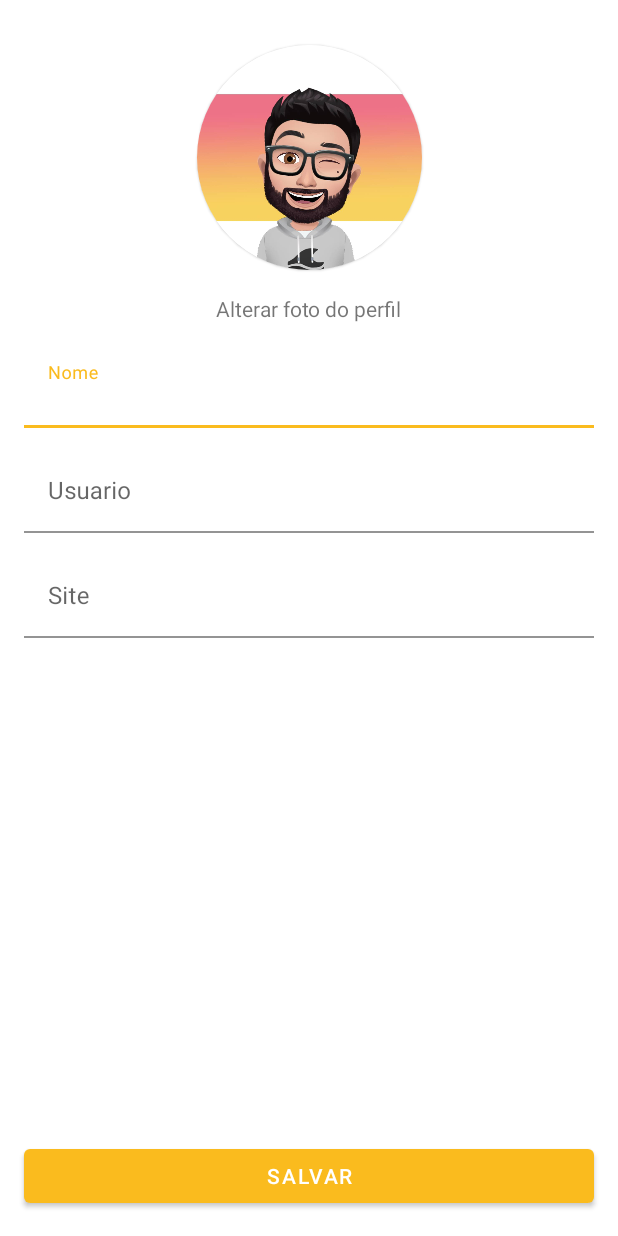
After one commit to caiojj/knowledge-app, an Android app: the EditProfileActivity screen opened directly, with no data from a screen before it, on a phone screen of 412 x 824 dp. The commit adds this screen. Run offline under Robolectric (Android 15) with nearby library versions, the phone set to English and light mode, and no system bars.

Commit message:
Implementação do layout da ActivityEditProfile

```diff
--- a/app/src/main/AndroidManifest.xml
+++ b/app/src/main/AndroidManifest.xml
@@ -12,6 +12,9 @@
         android:roundIcon="@mipmap/ic_launcher_round"
         android:supportsRtl="true"
         android:theme="@style/Theme.Knowleged">
+        <activity
+            android:name=".ui.EditProfileActivity"
+            android:exported="true" />
         <activity
             android:name=".ui.ProfileActivity"
             android:exported="true" />
--- /dev/null
+++ b/app/src/main/java/br/com/knowledge/ui/EditProfileActivity.kt
@@ -0,0 +1,15 @@
+package br.com.knowledge.ui
+
+import androidx.appcompat.app.AppCompatActivity
+import android.os.Bundle
+import br.com.knowledge.R
+import br.com.knowledge.databinding.ActivityEditProfileBinding
+
+class EditProfileActivity : AppCompatActivity() {
+
+    private val binding by lazy { ActivityEditProfileBinding.inflate(layoutInflater) }
+    override fun onCreate(savedInstanceState: Bundle?) {
+        super.onCreate(savedInstanceState)
+        setContentView(binding.root)
+    }
+}
--- a/app/src/main/java/br/com/knowledge/ui/ProfileFragment.kt
+++ b/app/src/main/java/br/com/knowledge/ui/ProfileFragment.kt
@@ -48,13 +48,14 @@ class ProfileFragment: Fragment() {
         val inflate = layoutInflater.inflate(R.layout.sheets_bottom_profile, null)
         dialog.setContentView(inflate)
 
-        val tvUploadImage = dialog.findViewById(R.id.tv_uploadImage) as TextView?
+        val tvEditProfile = dialog.findViewById(R.id.tv_edit_profile) as TextView?
 
         /**
         * Events
          * */
-        tvUploadImage?.setOnClickListener {
-        Toast.makeText(context, "Estou fufundo", Toast.LENGTH_SHORT).show()
+        tvEditProfile?.setOnClickListener {
+            val intent = Intent(context, EditProfileActivity::class.java)
+            startActivity(intent)
             dialog.dismiss()
         }
 
--- /dev/null
+++ b/app/src/main/res/layout/activity_edit_profile.xml
@@ -0,0 +1,119 @@
+<?xml version="1.0" encoding="utf-8"?>
+<androidx.constraintlayout.widget.ConstraintLayout xmlns:android="http://schemas.android.com/apk/res/android"
+    xmlns:app="http://schemas.android.com/apk/res-auto"
+    xmlns:tools="http://schemas.android.com/tools"
+    android:layout_width="match_parent"
+    android:layout_height="match_parent"
+    tools:context=".ui.EditProfileActivity">
+
+    <androidx.constraintlayout.widget.Guideline
+        android:orientation="vertical"
+        android:id="@+id/guide_start"
+        app:layout_constraintGuide_begin="16dp"
+        android:layout_width="wrap_content"
+        android:layout_height="wrap_content"/>
+
+    <androidx.constraintlayout.widget.Guideline
+        android:orientation="vertical"
+        android:id="@+id/guide_end"
+        app:layout_constraintGuide_end="16dp"
+        android:layout_width="wrap_content"
+        android:layout_height="wrap_content"/>
+
+    <com.google.android.material.card.MaterialCardView
+        android:id="@+id/cv_edit_profile"
+        android:layout_marginTop="30dp"
+        app:layout_constraintTop_toTopOf="parent"
+        app:layout_constraintStart_toStartOf="parent"
+        app:layout_constraintEnd_toEndOf="parent"
+        android:layout_width="wrap_content"
+        android:layout_height="wrap_content"
+        android:layout_gravity="center"
+        android:elevation="2dp"
+        app:cardCornerRadius="75dp">
+
+        <ImageView
+            android:id="@+id/iv_profile"
+            android:layout_width="150dp"
+            android:layout_height="150dp"
+            android:src="@drawable/avatar" />
+    </com.google.android.material.card.MaterialCardView>
+
+    <TextView
+        android:id="@+id/tv_alterar_perfil"
+        android:layout_marginTop="16dp"
+        app:layout_constraintEnd_toEndOf="parent"
+        app:layout_constraintStart_toStartOf="parent"
+        app:layout_constraintTop_toBottomOf="@+id/cv_edit_profile"
+        android:text="Alterar foto do perfil"
+        android:layout_width="wrap_content"
+        android:layout_height="wrap_content"/>
+
+    <com.google.android.material.textfield.TextInputLayout
+        android:id="@+id/til_name"
+        style="@style/Widget.MaterialComponents.TextInputLayout.FilledBox.Dense"
+        android:layout_marginTop="16dp"
+        app:layout_constraintTop_toBottomOf="@id/tv_alterar_perfil"
+        app:layout_constraintEnd_toEndOf="@id/guide_end"
+        app:layout_constraintStart_toStartOf="@id/guide_start"
+        android:layout_width="0dp"
+        android:layout_height="wrap_content">
+
+        <com.google.android.material.textfield.TextInputEditText
+            android:id="@+id/tie_name"
+            android:hint="@string/edit_profile_nome"
+            android:background="@color/white"
+            android:layout_width="match_parent"
+            android:layout_height="wrap_content"/>
+
+    </com.google.android.material.textfield.TextInputLayout>
+
+    <com.google.android.material.textfield.TextInputLayout
+        android:id="@+id/til_user"
+        android:layout_marginTop="16dp"
+        app:layout_constraintTop_toBottomOf="@id/til_name"
+        app:layout_constraintEnd_toEndOf="@id/guide_end"
+        app:layout_constraintStart_toStartOf="@id/guide_start"
+        style="@style/Widget.MaterialComponents.TextInputLayout.FilledBox.Dense"
+        android:layout_width="0dp"
+        android:layout_height="wrap_content">
+
+        <com.google.android.material.textfield.TextInputEditText
+            android:id="@id/tie_name"
+            android:hint="@string/edi_profile_usuario"
+            android:background="@color/white"
+            android:layout_width="match_parent"
+            android:layout_height="wrap_content"/>
+
+    </com.google.android.material.textfield.TextInputLayout>
+
+    <com.google.android.material.textfield.TextInputLayout
+        android:id="@+id/til_site"
+        android:layout_marginTop="16dp"
+        app:layout_constraintTop_toBottomOf="@id/til_user"
+        app:layout_constraintEnd_toEndOf="@id/guide_end"
+        app:layout_constraintStart_toStartOf="@id/guide_start"
+        style="@style/Widget.MaterialComponents.TextInputLayout.FilledBox.Dense"
+        android:layout_width="0dp"
+        android:layout_height="wrap_content">
+
+        <com.google.android.material.textfield.TextInputEditText
+            android:id="@+id/tie_site"
+            android:hint="@string/edit_profile_site"
+            android:background="@color/white"
+            android:layout_width="match_parent"
+            android:layout_height="wrap_content"/>
+
+    </com.google.android.material.textfield.TextInputLayout>
+
+    <com.google.android.material.button.MaterialButton
+        android:id="@+id/btn_salvar"
+        app:layout_constraintStart_toStartOf="@id/guide_start"
+        app:layout_constraintEnd_toEndOf="@id/guide_end"
+        android:text="@string/edit_profile_salvar"
+        android:layout_marginBottom="16dp"
+        app:layout_constraintBottom_toBottomOf="parent"
+        android:layout_width="0dp"
+        android:layout_height="wrap_content"/>
+
+</androidx.constraintlayout.widget.ConstraintLayout>
--- a/app/src/main/res/layout/sheets_bottom_profile.xml
+++ b/app/src/main/res/layout/sheets_bottom_profile.xml
@@ -33,9 +33,9 @@
         android:layout_height="wrap_content"/>
 
     <TextView
-        android:id="@+id/tv_uploadImage"
+        android:id="@+id/tv_edit_profile"
         android:padding="8dp"
-        android:text="@string/add_image"
+        android:text="@string/edit_profile"
         app:layout_constraintTop_toBottomOf="@+id/tv_config"
         android:paddingStart="20dp"
         android:paddingEnd="20dp"
--- a/app/src/main/res/values/colors.xml
+++ b/app/src/main/res/values/colors.xml
@@ -6,10 +6,10 @@
     <color name="teal_200">#FF03DAC5</color>
     <color name="yellow">#FABB1E</color>
     <color name="yellow_low">#ffcc4d</color>
+    <color name="white">#FFFFFFFF</color>
     <color name="write_profile">#51BDBDBD</color>
     <color name="write_profile_background">#B3FFFFFF</color>
     <color name="teal_700">#FF018786</color>
     <color name="black">#FF000000</color>
-    <color name="white">#FFFFFFFF</color>
     <color name="transparent">#00FFFFFF</color>
 </resources>
--- a/app/src/main/res/values/strings.xml
+++ b/app/src/main/res/values/strings.xml
@@ -17,4 +17,9 @@
     <string name="hello_blank_fragment">Hello blank fragment</string>
     <string name="config">Configuração</string>
     <string name="add_image">Adicionar imagem</string>
+    <string name="edit_profile">Editar perfil</string>
+    <string name="edit_profile_site">Site</string>
+    <string name="edi_profile_usuario">Usuario</string>
+    <string name="edit_profile_nome">Nome</string>
+    <string name="edit_profile_salvar">Salvar</string>
 </resources>
--- a/build.gradle
+++ b/build.gradle
@@ -6,7 +6,7 @@ buildscript {
     }
     dependencies {
         classpath "com.android.tools.build:gradle:7.0.0"
-        classpath "org.jetbrains.kotlin:kotlin-gradle-plugin:1.5.21"
+        classpath 'org.jetbrains.kotlin:kotlin-gradle-plugin:1.5.30'
 
         // NOTE: Do not place your application dependencies here; they belong
         // in the individual module build.gradle files
```
